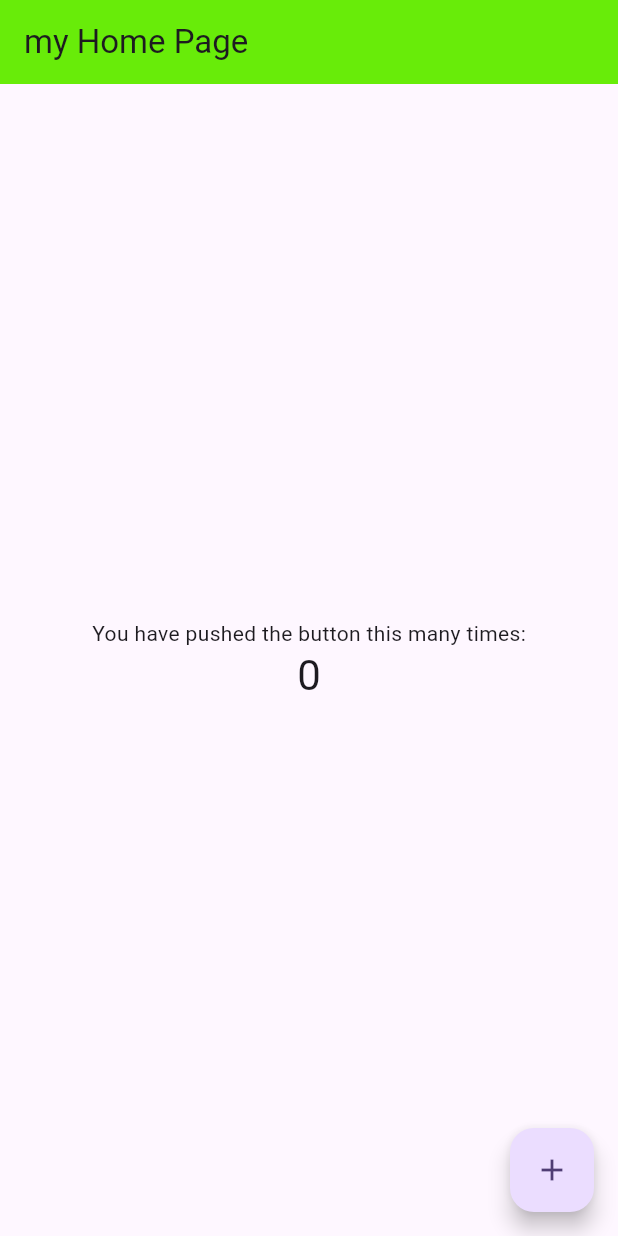
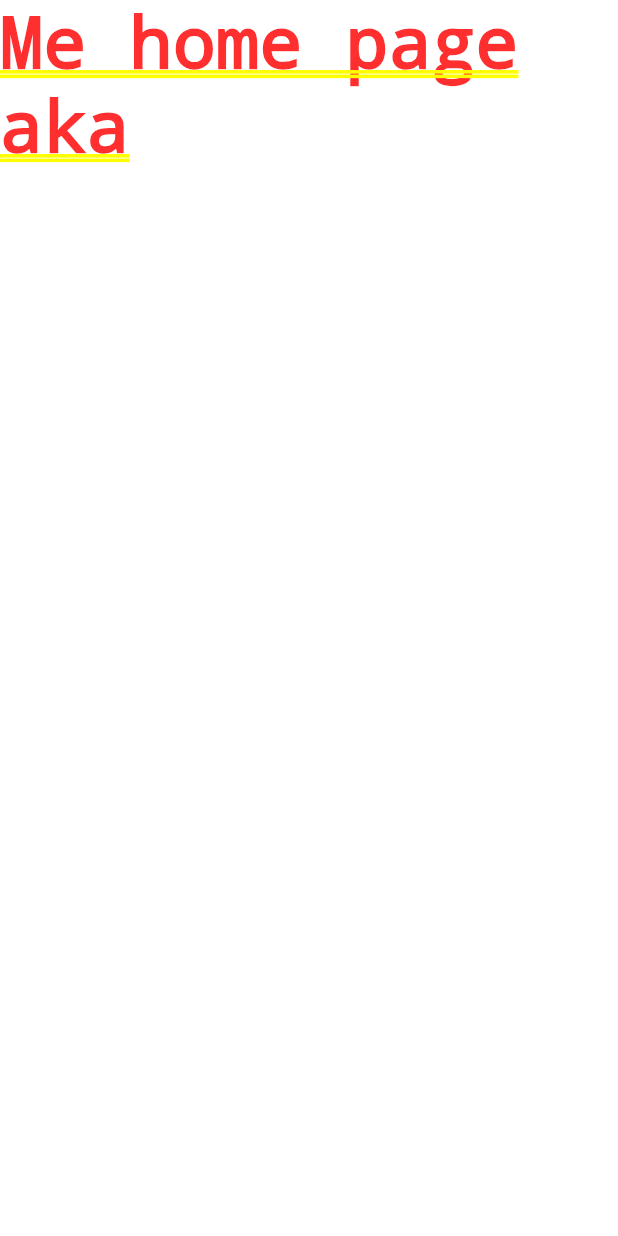
Before and after one commit to shashikaNis/ssr_parent_app, a Flutter app: the screen it shows after launch, on a phone screen of 412 x 824 dp. Run offline on Flutter 3.47's test engine with Material 3 defaults, Android fonts, the phone set to English and light mode, and no system bars; our stand-ins replace firebase_core, go_router; accounts and stored records are empty.

Commit message:
Initialize firebase and routes

```diff
--- a/lib/main.dart
+++ b/lib/main.dart
@@ -1,115 +1,14 @@
+import 'package:firebase_core/firebase_core.dart';
 import 'package:flutter/material.dart';
+import 'package:ssr_parent_app/ssr_parent_app.dart';
 
-void main() {
-  runApp(const MyApp());
+import 'firebase_options.dart';
+
+Future<void> main() async {
+
+  WidgetsFlutterBinding.ensureInitialized();
+  await Firebase.initializeApp(
+    options: DefaultFirebaseOptions.currentPlatform,
+  );
+  runApp(const SSRParentApp());
 }
-
-class MyApp extends StatelessWidget {
-  const MyApp({super.key});
-
-  // This widget is the root of your application.
-  @override
-  Widget build(BuildContext context) {
-    return MaterialApp(
-      title: 'Flutter Demo',
-      theme: ThemeData(
-        // This is the theme of your application.
-        //
-        // TRY THIS: Try running your application with "flutter run". You'll see
-        // the application has a purple toolbar. Then, without quitting the app,
-        // try changing the seedColor in the colorScheme below to Colors.green
-        // and then invoke "hot reload" (save your changes or press the "hot
-        // reload" button in a Flutter-supported IDE, or press "r" if you used
-        // the command line to start the app).
-        //
-        // Notice that the counter didn't reset back to zero; the application
-        // state is not lost during the reload. To reset the state, use hot
-        // restart instead.
-        //
-        // This works for code too, not just values: Most code changes can be
-        // tested with just a hot reload.
-        colorScheme: ColorScheme.fromSeed(seedColor: Colors.deepPurple),
-        useMaterial3: true,
-      ),
-      home: const MyHomePage(title: 'my Home Page'),
-    );
-  }
-}
-
-class MyHomePage extends StatefulWidget {
-  const MyHomePage({super.key, required this.title});
-  final String title;
-
-  @override
-  State<MyHomePage> createState() => _MyHomePageState();
-}
-
-class _MyHomePageState extends State<MyHomePage> {
-  int _counter = 0;
-
-  void _incrementCounter() {
-    setState(() {
-      // This call to setState tells the Flutter framework that something has
-      // changed in this State, which causes it to rerun the build method below
-      // so that the display can reflect the updated values. If we changed
-      // _counter without calling setState(), then the build method would not be
-      // called again, and so nothing would appear to happen.
-      _counter++;
-    });
-  }
-
-  @override
-  Widget build(BuildContext context) {
-    // This method is rerun every time setState is called, for instance as done
-    // by the _incrementCounter method above.
-    //
-    // The Flutter framework has been optimized to make rerunning build methods
-    // fast, so that you can just rebuild anything that needs updating rather
-    // than having to individually change instances of widgets.
-    return Scaffold(
-      appBar: AppBar(
-        // TRY THIS: Try changing the color here to a specific color (to
-        // Colors.amber, perhaps?) and trigger a hot reload to see the AppBar
-        // change color while the other colors stay the same.
-        backgroundColor: Color.fromARGB(255, 104, 236, 9),
-        // Here we take the value from the MyHomePage object that was created by
-        // the App.build method, and use it to set our appbar title.
-        title: Text(widget.title),
-      ),
-      body: Center(
-        // Center is a layout widget. It takes a single child and positions it
-        // in the middle of the parent.
-        child: Column(
-          // Column is also a layout widget. It takes a list of children and
-          // arranges them vertically. By default, it sizes itself to fit its
-          // children horizontally, and tries to be as tall as its parent.
-          //
-          // Column has various properties to control how it sizes itself and
-          // how it positions its children. Here we use mainAxisAlignment to
-          // center the children vertically; the main axis here is the vertical
-          // axis because Columns are vertical (the cross axis would be
-          // horizontal).
-          //
-          // TRY THIS: Invoke "debug painting" (choose the "Toggle Debug Paint"
-          // action in the IDE, or press "p" in the console), to see the
-          // wireframe for each widget.
-          mainAxisAlignment: MainAxisAlignment.center,
-          children: <Widget>[
-            const Text(
-              'You have pushed the button this many times:',
-            ),
-            Text(
-              '$_counter',
-              style: Theme.of(context).textTheme.headlineMedium,
-            ),
-          ],
-        ),
-      ),
-      floatingActionButton: FloatingActionButton(
-        onPressed: _incrementCounter,
-        tooltip: 'Increment',
-        child: const Icon(Icons.add),
-      ), // This trailing comma makes auto-formatting nicer for build methods.
-    );
-  }
-}
--- /dev/null
+++ b/lib/pages/home/home_page.dart
@@ -0,0 +1,16 @@
+import 'package:flutter/cupertino.dart';
+
+class HomePage extends StatefulWidget{
+  const HomePage({super.key});
+
+  @override
+  State<HomePage> createState() => _HomePageState();
+}
+
+class _HomePageState extends State<HomePage>{
+  @override
+  Widget build(BuildContext context) {
+   return Text("Me home page aka");
+  }
+
+}
--- /dev/null
+++ b/lib/routes.dart
@@ -0,0 +1,3 @@
+class Routes{
+
+}
--- /dev/null
+++ b/lib/ssr_parent_app.dart
@@ -0,0 +1,26 @@
+import 'dart:developer';
+
+import 'package:flutter/cupertino.dart';
+import 'package:flutter/material.dart';
+import 'package:go_router/go_router.dart';
+import 'package:ssr_parent_app/pages/home/home_page.dart';
+
+class SSRParentApp extends StatefulWidget {
+  const SSRParentApp({super.key});
+
+  @override
+  State<SSRParentApp> createState() => _SSRParentAppState();
+}
+
+class _SSRParentAppState extends State<SSRParentApp> {
+  @override
+  Widget build(BuildContext context) {
+    return MaterialApp.router(
+     routerConfig: GoRouter(routes: [
+       GoRoute(path: '/', builder: (context, state)=> HomePage()),
+       GoRoute(path: 'login', builder: (context, state)=> Text("login")),
+       GoRoute(path: 'register', builder: (context, state)=> Text("register"))
+     ]),
+    );
+  }
+}
--- a/pubspec.yaml
+++ b/pubspec.yaml
@@ -35,6 +35,8 @@ dependencies:
   # The following adds the Cupertino Icons font to your application.
   # Use with the CupertinoIcons class for iOS style icons.
   cupertino_icons: ^1.0.8
+  firebase_core: ^3.6.0
+  go_router: ^14.3.0
 
 dev_dependencies:
   flutter_test:
```
Also changed, not shown: firebase.json (added), lib/firebase_options.dart (added), pubspec.lock, 3 other files.
